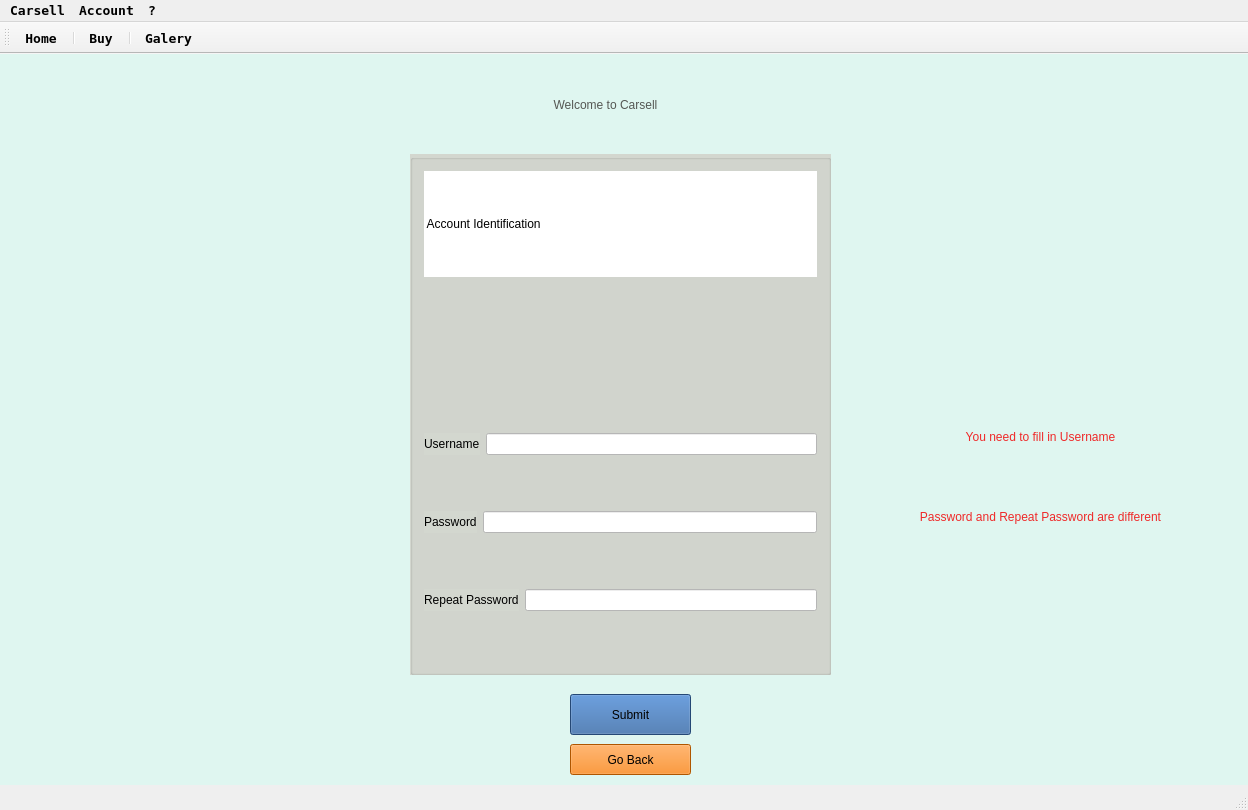
Old version of the form carsell.ui in the repository danieldir/carSellGui.
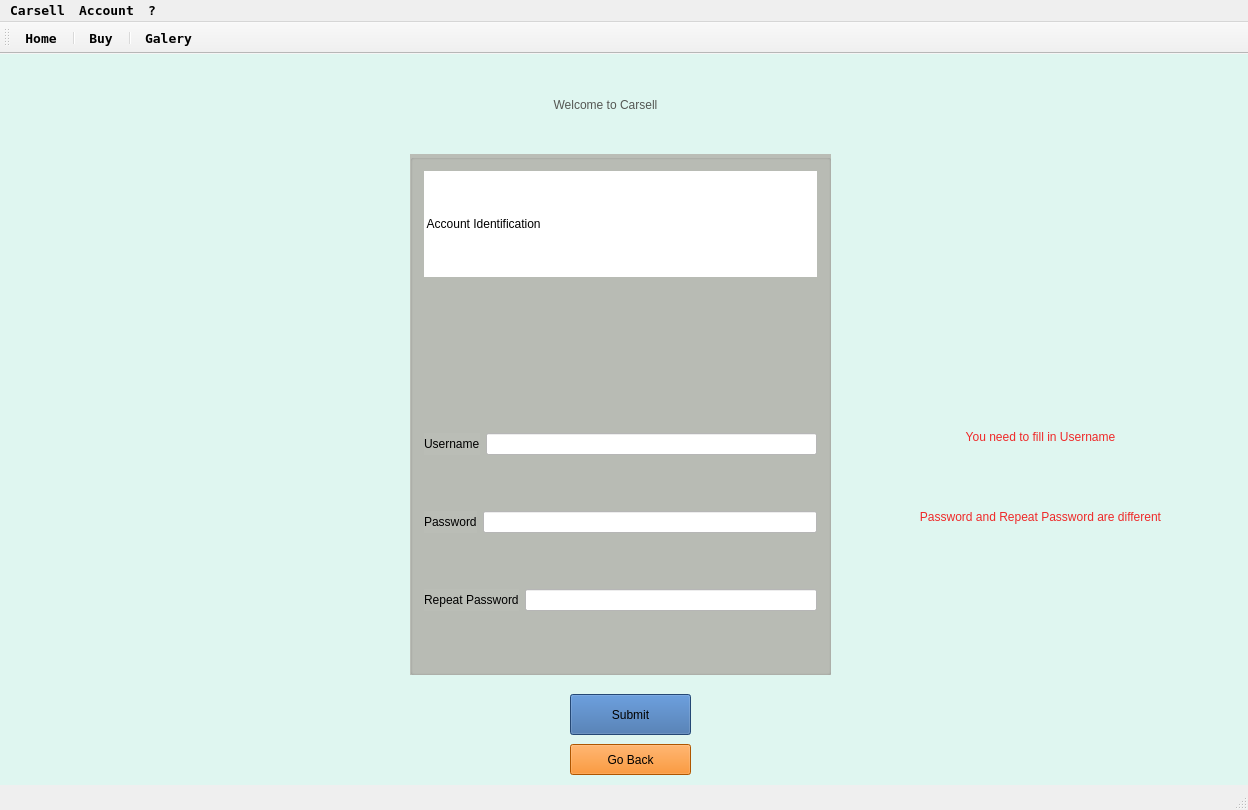
New version of the form. Icons and pictures are not drawn.

Patch:
```diff
--- a/carsell.ui
+++ b/carsell.ui
@@ -197,7 +197,8 @@
        </rect>
       </property>
       <property name="styleSheet">
-       <string notr="true">background-color: rgb(211, 215, 207);</string>
+       <string notr="true">background-color: rgb(211, 215, 207);
+background-color: rgb(186, 189, 182);</string>
       </property>
       <property name="title">
        <string/>
```
